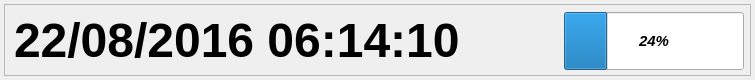
Old version of the form gui/mainwidget/src/main/statusbardialog.ui in the repository yjsin-emastec/neptune.
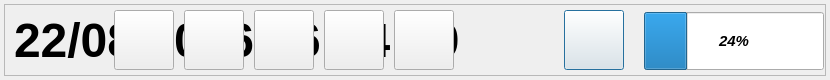
New version of the form.

Commit message: Add split change function in statusbar 원인 - 채널 확장에 따라 split 종류가 3가지로 증가 내용 - Live화면 상태바에 split 변경 기능 추가   마우스로 상태바의 아이콘 클릭 또는 리모컨 split 버튼을 통해 기능 진입

```diff
--- a/gui/mainwidget/src/main/statusbardialog.ui
+++ b/gui/mainwidget/src/main/statusbardialog.ui
@@ -6,7 +6,7 @@
    <rect>
     <x>0</x>
     <y>0</y>
-    <width>755</width>
+    <width>830</width>
     <height>80</height>
    </rect>
   </property>
@@ -28,7 +28,7 @@
     <rect>
      <x>4</x>
      <y>4</y>
-     <width>747</width>
+     <width>822</width>
      <height>72</height>
     </rect>
    </property>
@@ -49,7 +49,7 @@
      <rect>
       <x>10</x>
       <y>7</y>
-      <width>550</width>
+      <width>540</width>
       <height>59</height>
      </rect>
     </property>
@@ -86,7 +86,7 @@
    <widget class="QLabel" name="labelNoDisk">
     <property name="geometry">
      <rect>
-      <x>560</x>
+      <x>640</x>
       <y>8</y>
       <width>180</width>
       <height>58</height>
@@ -116,7 +116,7 @@
    <widget class="QProgressBar" name="progressBarHdd">
     <property name="geometry">
      <rect>
-      <x>560</x>
+      <x>640</x>
       <y>8</y>
       <width>180</width>
       <height>58</height>
@@ -143,6 +143,84 @@
      <set>Qt::AlignCenter</set>
     </property>
    </widget>
+   <widget class="QPushButton" name="buttonSplit">
+    <property name="geometry">
+     <rect>
+      <x>560</x>
+      <y>6</y>
+      <width>60</width>
+      <height>60</height>
+     </rect>
+    </property>
+    <property name="text">
+     <string/>
+    </property>
+   </widget>
+   <widget class="QPushButton" name="buttonPrev">
+    <property name="geometry">
+     <rect>
+      <x>110</x>
+      <y>6</y>
+      <width>60</width>
+      <height>60</height>
+     </rect>
+    </property>
+    <property name="text">
+     <string/>
+    </property>
+   </widget>
+   <widget class="QPushButton" name="buttonSplit1">
+    <property name="geometry">
+     <rect>
+      <x>180</x>
+      <y>6</y>
+      <width>60</width>
+      <height>60</height>
+     </rect>
+    </property>
+    <property name="text">
+     <string/>
+    </property>
+   </widget>
+   <widget class="QPushButton" name="buttonSplit4">
+    <property name="geometry">
+     <rect>
+      <x>250</x>
+      <y>6</y>
+      <width>60</width>
+      <height>60</height>
+     </rect>
+    </property>
+    <property name="text">
+     <string/>
+    </property>
+   </widget>
+   <widget class="QPushButton" name="buttonSplit9">
+    <property name="geometry">
+     <rect>
+      <x>320</x>
+      <y>6</y>
+      <width>60</width>
+      <height>60</height>
+     </rect>
+    </property>
+    <property name="text">
+     <string/>
+    </property>
+   </widget>
+   <widget class="QPushButton" name="buttonNext">
+    <property name="geometry">
+     <rect>
+      <x>390</x>
+      <y>6</y>
+      <width>60</width>
+      <height>60</height>
+     </rect>
+    </property>
+    <property name="text">
+     <string/>
+    </property>
+   </widget>
   </widget>
  </widget>
  <layoutdefault spacing="6" margin="11"/>
```
The commit also changes 37 other files.
